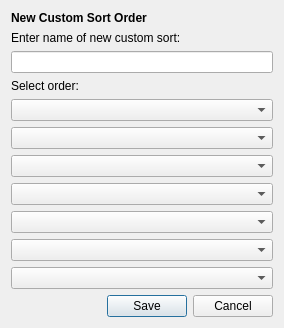
The window that AcuitySTAR/src/gui/customsort.ui (JamesG-Walsh/Peachy-Galaxy) describes before a commit, drawn with Qt 5.
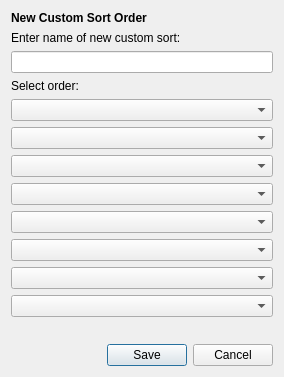
The same window after the commit. Icons and pictures are not drawn.

```diff
--- a/AcuitySTAR/src/gui/customsort.ui
+++ b/AcuitySTAR/src/gui/customsort.ui
@@ -7,7 +7,7 @@
     <x>0</x>
     <y>0</y>
     <width>284</width>
-    <height>312</height>
+    <height>377</height>
    </rect>
   </property>
   <property name="windowTitle">
@@ -60,7 +60,7 @@
    <item row="5" column="0" colspan="2">
     <widget class="QComboBox" name="field_1"/>
    </item>
-   <item row="12" column="1">
+   <item row="13" column="1">
     <widget class="QDialogButtonBox" name="buttonBox">
      <property name="standardButtons">
       <set>QDialogButtonBox::Cancel|QDialogButtonBox::Save</set>
@@ -76,7 +76,7 @@
      </item>
     </widget>
    </item>
-   <item row="11" column="1">
+   <item row="12" column="1">
     <spacer name="verticalSpacer">
      <property name="orientation">
       <enum>Qt::Vertical</enum>
@@ -92,6 +92,9 @@
    <item row="10" column="0" colspan="2">
     <widget class="QComboBox" name="field_6"/>
    </item>
+   <item row="11" column="0" colspan="2">
+    <widget class="QComboBox" name="field_7"/>
+   </item>
   </layout>
  </widget>
  <resources>
```
Left out of the diff: 34 changed lines with no effect on the pictures.
